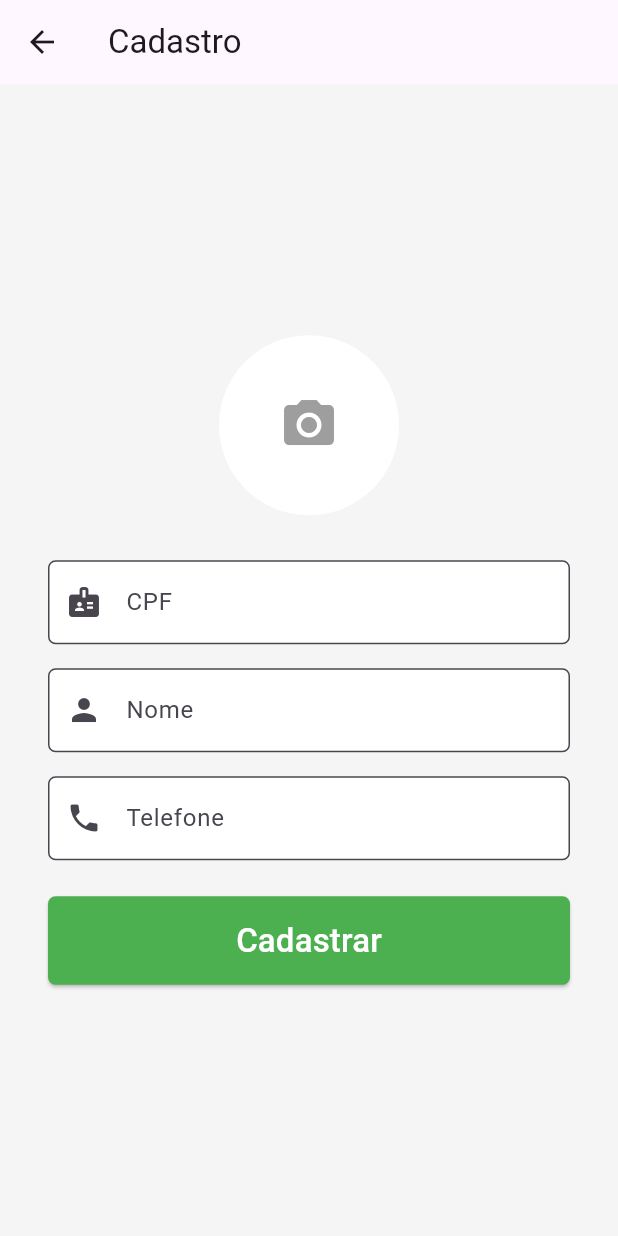
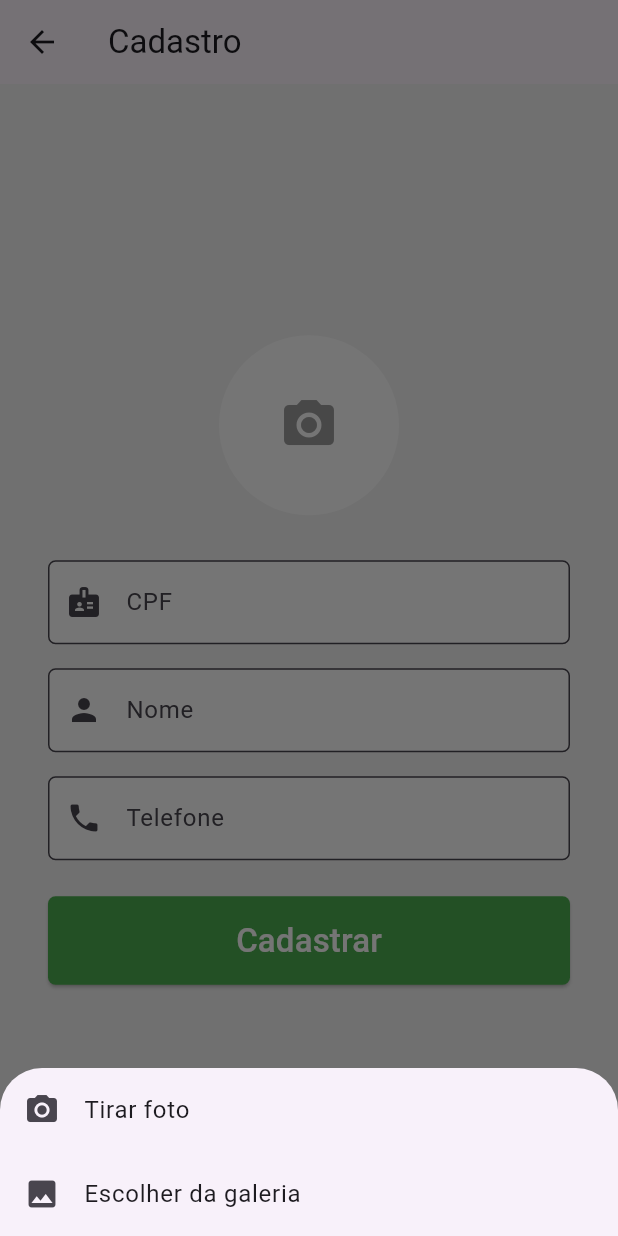
Before and after one commit to ByteCarlos/desafio-flutter-3tecnos, a Flutter app: the CadastroPage screen opened by its route, after a tap on the "camera alt" icon, on a phone screen of 412 x 824 dp. Run offline on Flutter 3.47's test engine with Material 3 defaults, Android fonts, the phone set to English and light mode, and no system bars; our stand-ins replace flutter_map, geolocator, image_picker, latlong2, mask_text_input_formatter.

Commit message:
fix: ajustes para rodar no ios

```diff
--- a/lib/modules/cadastro/cadastro_page.dart
+++ b/lib/modules/cadastro/cadastro_page.dart
@@ -19,10 +19,43 @@ class _CadastroPageState extends State<CadastroPage> {
   final picker = ImagePicker();
 
   Future pegarFoto() async {
-    final img = await picker.pickImage(source: ImageSource.camera);
-    if (img != null) {
-      setState(() => foto = File(img.path));
-    }
+    showModalBottomSheet(
+      context: context,
+      builder: (_) {
+        return SafeArea(
+          child: Wrap(
+            children: [
+              ListTile(
+                leading: const Icon(Icons.camera_alt),
+                title: const Text("Tirar foto"),
+                onTap: () async {
+                  Navigator.pop(context);
+                  final img = await picker.pickImage(
+                    source: ImageSource.camera,
+                  );
+                  if (img != null) {
+                    setState(() => foto = File(img.path));
+                  }
+                },
+              ),
+              ListTile(
+                leading: const Icon(Icons.photo),
+                title: const Text("Escolher da galeria"),
+                onTap: () async {
+                  Navigator.pop(context);
+                  final img = await picker.pickImage(
+                    source: ImageSource.gallery,
+                  );
+                  if (img != null) {
+                    setState(() => foto = File(img.path));
+                  }
+                },
+              ),
+            ],
+          ),
+        );
+      },
+    );
   }
 
   final cpfController = TextEditingController();
@@ -69,7 +102,7 @@ class _CadastroPageState extends State<CadastroPage> {
                 Navigator.pop(context);
               },
               child: const Text("OK"),
-            )
+            ),
           ],
         ),
       );
@@ -100,8 +133,11 @@ class _CadastroPageState extends State<CadastroPage> {
                       backgroundImage: foto != null ? FileImage(foto!) : null,
                       backgroundColor: Colors.white,
                       child: foto == null
-                          ? const Icon(Icons.camera_alt,
-                              size: 40, color: Colors.grey)
+                          ? const Icon(
+                              Icons.camera_alt,
+                              size: 40,
+                              color: Colors.grey,
+                            )
                           : null,
                     ),
                   ),
@@ -185,8 +221,7 @@ class _CadastroPageState extends State<CadastroPage> {
                     child: ElevatedButton(
                       onPressed: cadastrar,
                       style: ElevatedButton.styleFrom(
-                        padding:
-                            const EdgeInsets.symmetric(vertical: 14),
+                        padding: const EdgeInsets.symmetric(vertical: 14),
                         shape: RoundedRectangleBorder(
                           borderRadius: BorderRadius.circular(5),
                         ),
```
Also changed, not shown: 10 other files.
